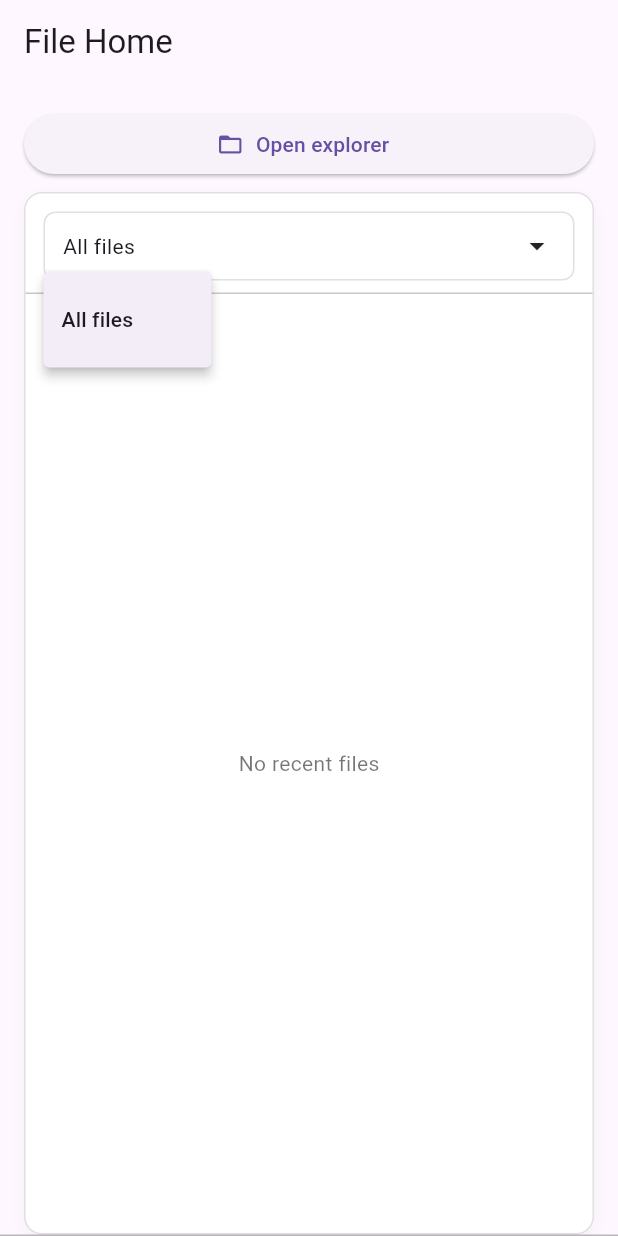
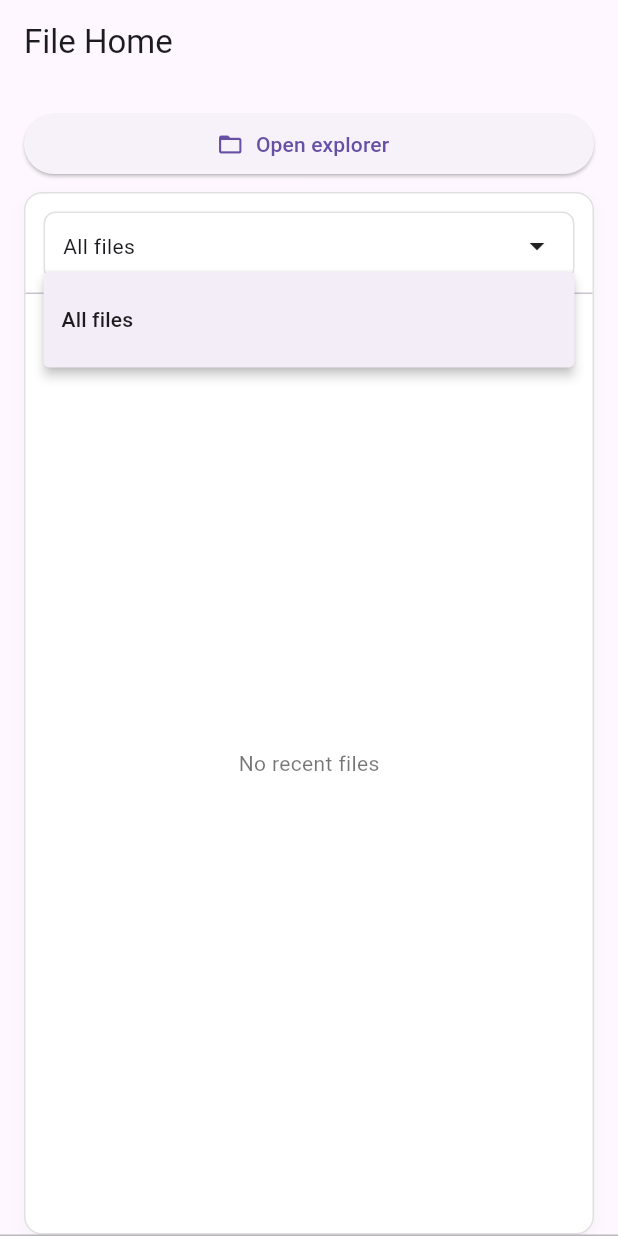
Before and after one commit to JongHyeonPP/FileViewer, a Flutter app: the screen it shows after launch, after a tap on "All files", on a phone screen of 412 x 824 dp. Run offline on Flutter 3.47's test engine with Material 3 defaults, Android fonts, the phone set to English and light mode, and no system bars; our stand-ins replace open_filex, shared_preferences; missing offline and left inert: charset_converter, file_selector, syncfusion_flutter_pdfviewer, syncfusion_localizations.

Commit message:
드롭다운 크기 수정

```diff
--- a/lib/pages/file_home_page.dart
+++ b/lib/pages/file_home_page.dart
@@ -269,25 +269,31 @@ class FileHomePageState extends State<FileHomePage> {
     final String currentLabel =
     effectiveFilter == 'all' ? t.filterAllFiles : _extensionLabel(effectiveFilter);
 
+    return Padding(
+      padding: const EdgeInsets.fromLTRB(12, 12, 12, 8),
+      child: LayoutBuilder(
+        builder: (BuildContext context, BoxConstraints constraints) {
+          final double menuWidth = constraints.maxWidth;
+
           final List<PopupMenuEntry<String>> menuItems = <PopupMenuEntry<String>>[
             PopupMenuItem<String>(
               value: 'all',
+              child: SizedBox(
+                width: menuWidth,
                 child: Text(t.filterAllFiles),
+              ),
+            ),
+            for (final String ext in sortedExt)
+              PopupMenuItem<String>(
+                value: ext,
+                child: SizedBox(
+                  width: menuWidth,
+                  child: Text(_extensionLabel(ext)),
+                ),
               ),
           ];
 
-    for (final String ext in sortedExt) {
-      menuItems.add(
-        PopupMenuItem<String>(
-          value: ext,
-          child: Text(_extensionLabel(ext)),
-        ),
-      );
-    }
-
-    return Padding(
-      padding: const EdgeInsets.fromLTRB(12, 12, 12, 8),
-      child: PopupMenuButton<String>(
+          return PopupMenuButton<String>(
             onSelected: (String value) {
               setState(() {
                 selectedFilter = value;
@@ -295,6 +301,10 @@ class FileHomePageState extends State<FileHomePage> {
             },
             itemBuilder: (BuildContext context) => menuItems,
             offset: const Offset(0, 40),
+            constraints: BoxConstraints(
+              minWidth: menuWidth,
+              maxWidth: menuWidth,
+            ),
             child: Container(
               padding: const EdgeInsets.symmetric(horizontal: 12, vertical: 10),
               decoration: BoxDecoration(
@@ -317,9 +327,12 @@ class FileHomePageState extends State<FileHomePage> {
                 ],
               ),
             ),
+          );
+        },
       ),
     );
   }
+
 
   Widget _buildFilteredList() {
     final AppLocalizations t = AppLocalizations.of(context)!;
```
Lines whose indentation alone changed are shown as unchanged.
